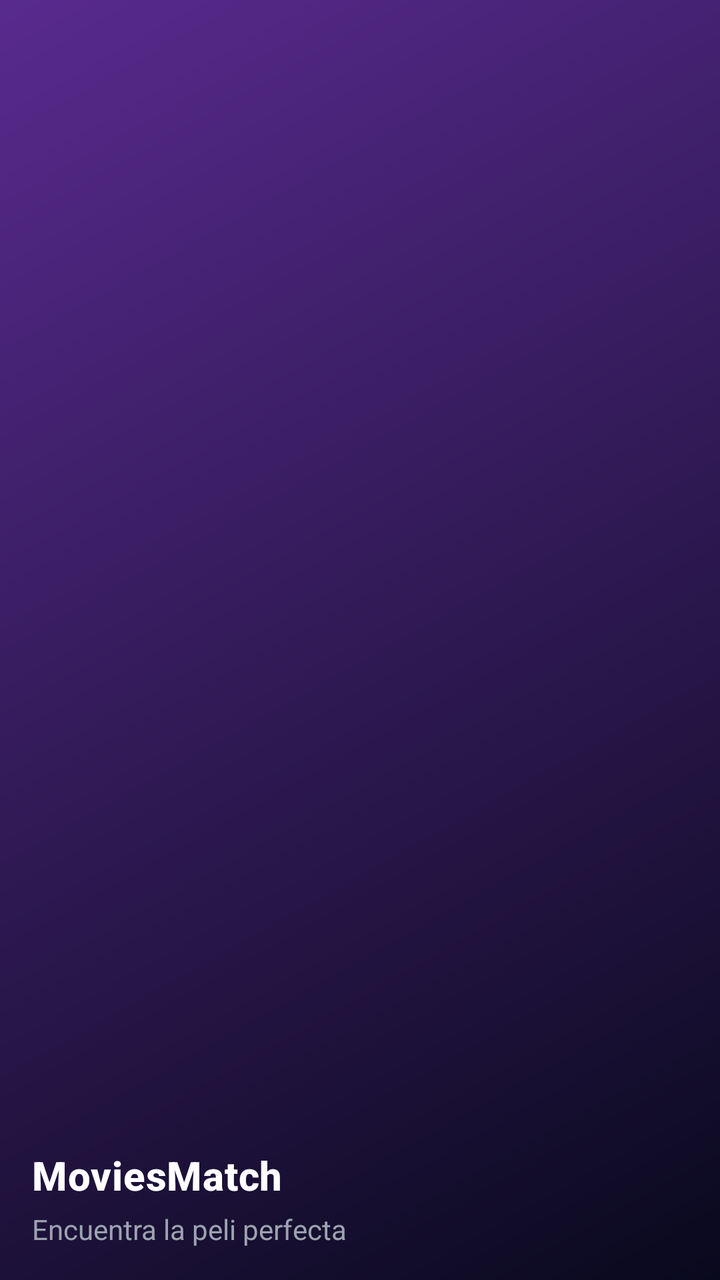
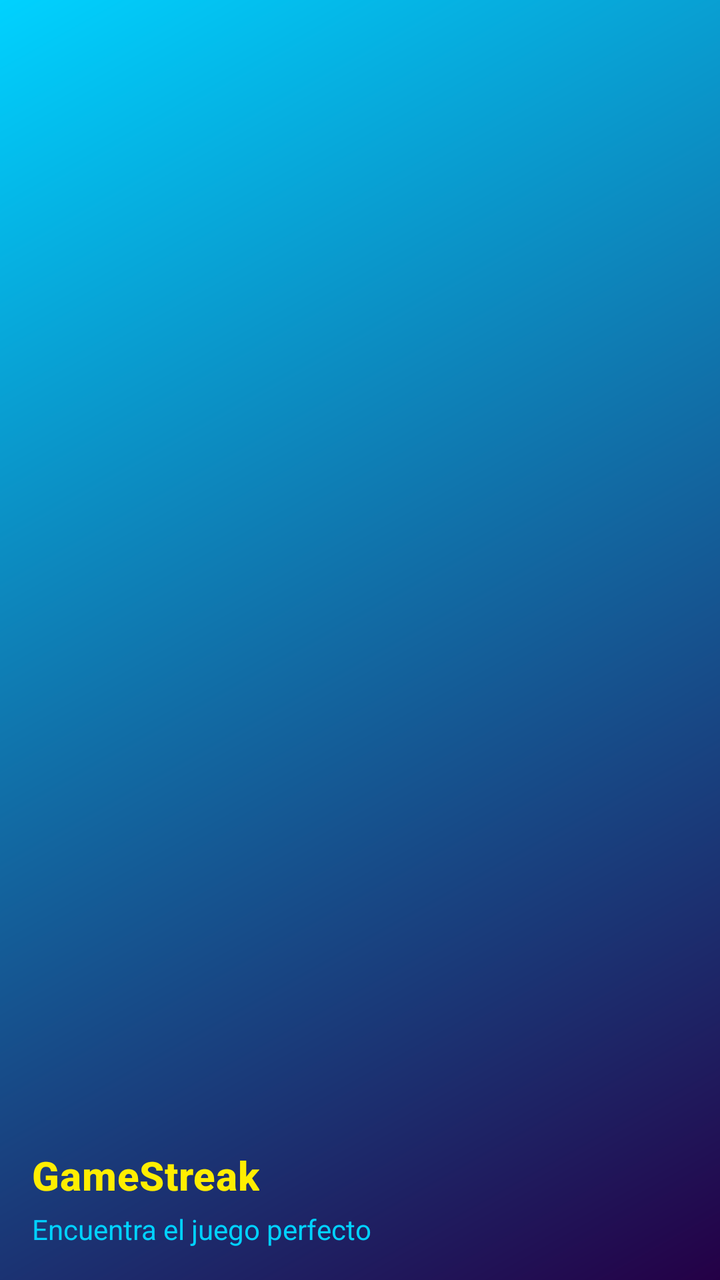

An Android layout rendered at two revisions. The XML below is the earlier revision; the diff shows what the commit changed to produce the second picture.
<!-- AndroidManifest.xml: application theme Theme.MovieMatch -->
<!-- res/layout/nav_header_main.xml -->
<?xml version="1.0" encoding="utf-8"?>
<LinearLayout xmlns:android="http://schemas.android.com/apk/res/android"
    android:layout_width="match_parent"
    android:layout_height="160dp"
    android:background="@drawable/bg_app_gradient"
    android:gravity="bottom"
    android:orientation="vertical"
    android:padding="16dp">

    <TextView
        android:layout_width="wrap_content"
        android:layout_height="wrap_content"
        android:text="@string/app_name"
        android:textAppearance="@style/TextAppearance.MaterialComponents.Headline6"
        android:textColor="@android:color/white"
        android:textStyle="bold" />

    <TextView
        android:layout_width="wrap_content"
        android:layout_height="wrap_content"
        android:layout_marginTop="4dp"
        android:text="@string/nav_subtitle"
        android:textColor="@color/text_secondary" />

</LinearLayout>
<!-- resources referenced by this layout -->
<resources>
  <color name="text_secondary">#9CA3AF</color>
  <!-- drawable bg_app_gradient (drawable) -->
  <shape xmlns:android="http://schemas.android.com/apk/res/android"
      android:shape="rectangle">
      <gradient
          android:type="linear"
          android:startColor="@color/bg_main_start"
          android:endColor="@color/bg_main_end"
          android:angle="135" />
  </shape>
  <string name="app_name">MoviesMatch</string>
  <string name="nav_subtitle">Encuentra la peli perfecta</string>
  <style name="Theme.MovieMatch" parent="Base.Theme.MovieMatch" />
  <color name="bg_main_start">#09091D</color>
  <color name="bg_main_end">#582A8E</color>
  <style name="Base.Theme.MovieMatch" parent="Theme.Material3.DayNight.NoActionBar">
          
          
      </style>
</resources>

<!-- the commit's change to res/layout/nav_header_main.xml (unified diff, before → after) -->
@@ -12,7 +12,7 @@
         android:layout_height="wrap_content"
         android:text="@string/app_name"
         android:textAppearance="@style/TextAppearance.MaterialComponents.Headline6"
-        android:textColor="@android:color/white"
+        android:textColor="@color/text_primary"
         android:textStyle="bold" />
 
     <TextView
<!-- resource entries referenced after the edit -->
@@ -1,6 +1,7 @@
 <!-- resources referenced by this layout -->
 <resources>
-  <color name="text_secondary">#9CA3AF</color>
+  <color name="text_primary">#FFEE00</color>
+  <color name="text_secondary">#00D2FF</color>
   <!-- drawable bg_app_gradient (drawable) -->
   <shape xmlns:android="http://schemas.android.com/apk/res/android"
       android:shape="rectangle">
@@ -10,11 +11,11 @@
           android:endColor="@color/bg_main_end"
           android:angle="135" />
   </shape>
-  <string name="app_name">MoviesMatch</string>
-  <string name="nav_subtitle">Encuentra la peli perfecta</string>
+  <string name="app_name">GameStreak</string>
+  <string name="nav_subtitle">Encuentra el juego perfecto</string>
   <style name="Theme.MovieMatch" parent="Base.Theme.MovieMatch" />
-  <color name="bg_main_start">#09091D</color>
-  <color name="bg_main_end">#582A8E</color>
+  <color name="bg_main_start">#240046</color>
+  <color name="bg_main_end">#00D2FF</color>
   <style name="Base.Theme.MovieMatch" parent="Theme.Material3.DayNight.NoActionBar">
           
           
